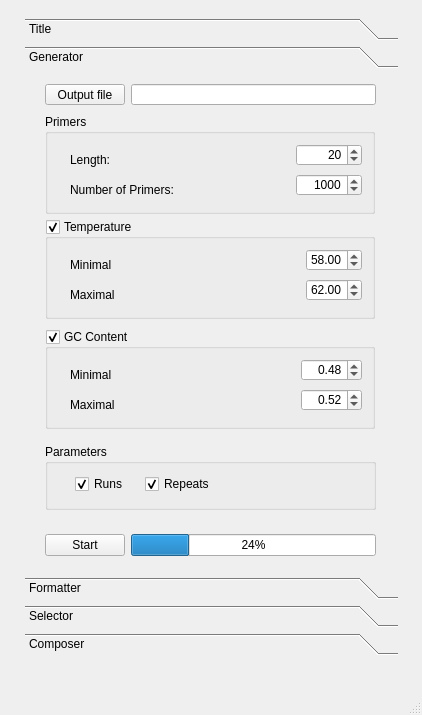
The window that form.ui (miskiewiczm/dna_bits) describes before a commit, drawn with Qt 5.
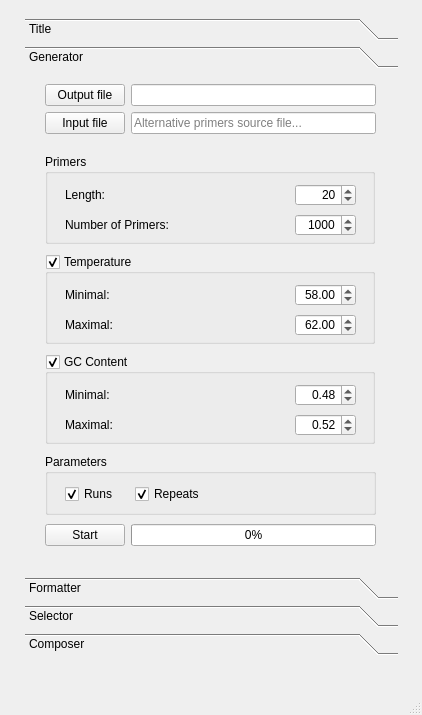
The same window after the commit. The open tabs and pages were chosen to show the change.

Commit message:
Added widgets for alternative primers source.
User can choose file to get primers from. Then it will be split to single primer of given length.

```diff
--- a/form.ui
+++ b/form.ui
@@ -151,9 +151,9 @@
       <property name="geometry">
        <rect>
         <x>20</x>
-        <y>145</y>
+        <y>180</y>
         <width>330</width>
-        <height>100</height>
+        <height>90</height>
        </rect>
       </property>
       <property name="title">
@@ -165,35 +165,35 @@
       <widget class="QLabel" name="min_temp">
        <property name="geometry">
         <rect>
-         <x>25</x>
-         <y>35</y>
+         <x>20</x>
+         <y>30</y>
          <width>59</width>
          <height>21</height>
         </rect>
        </property>
        <property name="text">
-        <string>Minimal</string>
+        <string>Minimal:</string>
        </property>
       </widget>
       <widget class="QLabel" name="max_temp">
        <property name="geometry">
         <rect>
-         <x>25</x>
-         <y>65</y>
+         <x>20</x>
+         <y>60</y>
          <width>59</width>
          <height>21</height>
         </rect>
        </property>
        <property name="text">
-        <string>Maximal</string>
+        <string>Maximal:</string>
        </property>
       </widget>
       <widget class="QDoubleSpinBox" name="tmmin_doubleSpinBox">
        <property name="geometry">
         <rect>
-         <x>261</x>
+         <x>250</x>
          <y>30</y>
-         <width>56</width>
+         <width>61</width>
          <height>22</height>
         </rect>
        </property>
@@ -210,9 +210,9 @@
       <widget class="QDoubleSpinBox" name="tmmax_doubleSpinBox">
        <property name="geometry">
         <rect>
-         <x>261</x>
+         <x>250</x>
          <y>60</y>
-         <width>56</width>
+         <width>61</width>
          <height>22</height>
         </rect>
        </property>
@@ -231,9 +231,9 @@
       <property name="geometry">
        <rect>
         <x>20</x>
-        <y>255</y>
+        <y>280</y>
         <width>330</width>
-        <height>100</height>
+        <height>90</height>
        </rect>
       </property>
       <property name="title">
@@ -245,33 +245,33 @@
       <widget class="QLabel" name="gc_min">
        <property name="geometry">
         <rect>
-         <x>25</x>
-         <y>35</y>
+         <x>20</x>
+         <y>30</y>
          <width>59</width>
          <height>21</height>
         </rect>
        </property>
        <property name="text">
-        <string>Minimal</string>
+        <string>Minimal:</string>
        </property>
       </widget>
       <widget class="QLabel" name="gc_max">
        <property name="geometry">
         <rect>
-         <x>25</x>
-         <y>65</y>
+         <x>20</x>
+         <y>60</y>
          <width>59</width>
          <height>21</height>
         </rect>
        </property>
        <property name="text">
-        <string>Maximal</string>
+        <string>Maximal:</string>
        </property>
       </widget>
       <widget class="QDoubleSpinBox" name="gcmin_doubleSpinBox">
        <property name="geometry">
         <rect>
-         <x>256</x>
+         <x>250</x>
          <y>30</y>
          <width>61</width>
          <height>22</height>
@@ -293,7 +293,7 @@
       <widget class="QDoubleSpinBox" name="gcmax_doubleSpinBox">
        <property name="geometry">
         <rect>
-         <x>256</x>
+         <x>250</x>
          <y>60</y>
          <width>61</width>
          <height>22</height>
@@ -317,9 +317,9 @@
       <property name="geometry">
        <rect>
         <x>20</x>
-        <y>370</y>
+        <y>380</y>
         <width>331</width>
-        <height>66</height>
+        <height>61</height>
        </rect>
       </property>
       <property name="title">
@@ -328,7 +328,7 @@
       <widget class="QCheckBox" name="runs_checkBox">
        <property name="geometry">
         <rect>
-         <x>30</x>
+         <x>20</x>
          <y>30</y>
          <width>61</width>
          <height>20</height>
@@ -344,7 +344,7 @@
       <widget class="QCheckBox" name="repeats_checkBox">
        <property name="geometry">
         <rect>
-         <x>100</x>
+         <x>90</x>
          <y>30</y>
          <width>86</width>
          <height>20</height>
@@ -362,9 +362,9 @@
       <property name="geometry">
        <rect>
         <x>20</x>
-        <y>40</y>
+        <y>80</y>
         <width>330</width>
-        <height>100</height>
+        <height>90</height>
        </rect>
       </property>
       <property name="title">
@@ -373,8 +373,8 @@
       <widget class="QLabel" name="primers_length_2">
        <property name="geometry">
         <rect>
-         <x>25</x>
-         <y>35</y>
+         <x>20</x>
+         <y>30</y>
          <width>59</width>
          <height>21</height>
         </rect>
@@ -386,8 +386,8 @@
       <widget class="QLabel" name="numbers_of_primers">
        <property name="geometry">
         <rect>
-         <x>25</x>
-         <y>65</y>
+         <x>20</x>
+         <y>60</y>
          <width>126</width>
          <height>21</height>
         </rect>
@@ -399,9 +399,9 @@
       <widget class="QSpinBox" name="primers_length_spinBox">
        <property name="geometry">
         <rect>
-         <x>251</x>
+         <x>250</x>
          <y>30</y>
-         <width>66</width>
+         <width>61</width>
          <height>22</height>
         </rect>
        </property>
@@ -415,9 +415,9 @@
       <widget class="QSpinBox" name="number_of_primers_spinBox">
        <property name="geometry">
         <rect>
-         <x>251</x>
+         <x>250</x>
          <y>60</y>
-         <width>66</width>
+         <width>61</width>
          <height>22</height>
         </rect>
        </property>
@@ -441,7 +441,7 @@
         <x>20</x>
         <y>10</y>
         <width>331</width>
-        <height>21</height>
+        <height>62</height>
        </rect>
       </property>
       <layout class="QFormLayout" name="formLayout">
@@ -455,13 +455,30 @@
        <item row="0" column="1">
         <widget class="QLineEdit" name="generator_output_edit"/>
        </item>
+       <item row="1" column="0">
+        <widget class="QPushButton" name="gen_input_button">
+         <property name="text">
+          <string>Input file</string>
+         </property>
+        </widget>
+       </item>
+       <item row="1" column="1">
+        <widget class="QLineEdit" name="gen_input_edit">
+         <property name="toolTip">
+          <string>If any file is chosen, primers will not be generated.</string>
+         </property>
+         <property name="placeholderText">
+          <string>Alternative primers source file...</string>
+         </property>
+        </widget>
+       </item>
       </layout>
      </widget>
      <widget class="QWidget" name="formLayoutWidget_4">
       <property name="geometry">
        <rect>
         <x>20</x>
-        <y>460</y>
+        <y>450</y>
         <width>331</width>
         <height>31</height>
        </rect>
@@ -477,7 +494,7 @@
        <item row="0" column="1">
         <widget class="QProgressBar" name="generate_progress_bar">
          <property name="value">
-          <number>24</number>
+          <number>0</number>
          </property>
         </widget>
        </item>
```
Left out of the diff: 12 changed lines with no effect on the pictures. The commit also changes 1 other file.
